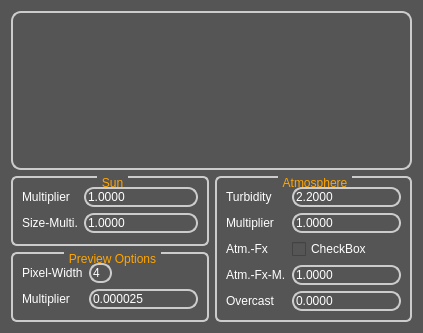
Above: src/qt-frontend/widgets/QtSunSkyEditor/forms/qtsunskyeditor.ui from phresnel/picogen before the change. Below: the same form after it.
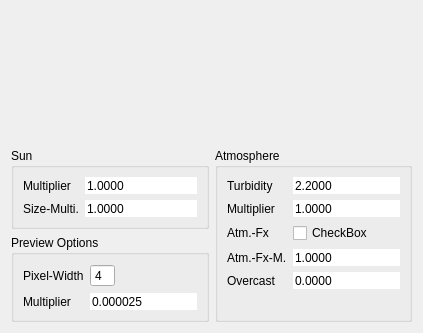
That is the form after the change.

Commit message: add .pri-file to QtSunSky-editor and let widgets emit a number of signals

```diff
--- a/src/qt-frontend/widgets/QtSunSkyEditor/forms/qtsunskyeditor.ui
+++ b/src/qt-frontend/widgets/QtSunSkyEditor/forms/qtsunskyeditor.ui
@@ -13,229 +13,6 @@
   <property name="windowTitle">
    <string>QtSunSkyEditor</string>
   </property>
-  <property name="styleSheet">
-   <string notr="true">#previewScreen {
-	background-color: qlineargradient(spread:pad, x1:0, y1:0, x2:0, y2:1,
-             stop:0 rgb(108, 128, 108), 
-             stop:1 rgb(0, 0, 0));
-    border:2px solid #ccc;
-	border-radius: 10px;
-	margin-top: 1ex; /* leave space at the top for the title */
-}
-
-
-* {
-        background: #555;
-        color: white;
-}
-
-QLabel{background-color:none;}
-
-QScrollBar::add-line, QScrollBar::sub-line {width:0;height:0;background:none;}
-QScrollBar{padding:1px 1px 1px 1px;}
-QScrollBar::handle{
-        border-radius:4px;
-}
-QScrollBar::handle:hover {
-        border:1px solid #edd;
-}
-QScrollBar::handle:horizontal{
-        background-color: qlineargradient(x1:0, y1:0, x2:0, y2:1,
-                                       stop:0 #cbb, stop: 0.5 #505050,
-                                       stop: 0.6 #434343, stop:1 #caa);
-}
-QScrollBar::handle:vertical{
-        background-color: qlineargradient(x1:0, y1:0, x2:1, y2:0,
-                                       stop:0 #cbb, stop: 0.5 #505050,
-                                       stop: 0.6 #434343, stop:1 #caa);
-}
-QScrollBar::add-page, QScrollBar::sub-page{
-        background:none;
-        color:transparent;
-}
-
-QGraphicsView, QMdiArea,
-QTextEdit, QSpinBox, QDoubleSpinBox, QComboBox,
-QTreeView, QFrame#helpFrame {
-        color:white;
-        border:2px solid #ccc;
-        border-radius:10px;
-        background-color: qlineargradient(x1:0, y1:0, x2:0, y2:1,
-                                       stop:0 #717171, stop: 0.5 #505050,
-                                       stop: 0.6 #434343, stop:1 #757575);
-        alternate-background-color:#556;
-}
-QFrame#helpFrame, QWidget#picohelp {
-        background-color:transparent;
-}
-QLineEdit:focus, QSpinBox:focus,
-QDoubleSpinBox:focus, QComboBox:focus {
-        background-color: qlineargradient(x1:0, y1:0, x2:0, y2:1,
-                                       stop:0 #719171, stop: 0.5 #506050,
-                                       stop: 0.6 #435343, stop:1 #759575);
-}
-QTreeView, QMdiArea, QTextEdit {
-        background-color:#556;
-        alternate-background-color:#556;
-}
-QMdiArea::QFrame {
-        background-color:#222;
-}
-
-
-QHeaderView { background-color: transparent; }
-QHeaderView::section {
-        background-color: qlineargradient(x1:0, y1:0, x2:0, y2:1,
-                                       stop:0 #616161, stop: 0.5 #505050,
-                                       stop: 0.6 #434343, stop:1 #656565);
-        color: white;
-        padding-left: 4px;
-        border: 1px solid #6c6c6c;
-        border-radius:5px;
- }
-
-QMenuBar {
-        background-color: qlineargradient(x1:0, y1:0, x2:0, y2:1,
-                                       stop:0 #889, stop:1 #aab);
- } QMenuBar::item  {
-        spacing: 3px; /* spacing between menu bar items */
-        padding: 1px 4px;
-        background: transparent;
-        border-radius: 4px;
-} QMenuBar::item:selected { /* when selected using mouse or keyboard */
-        background: #b8b8b8;
-} QMenuBar::item:pressed {
-        background: #aaa;
-}
-
-/*QMenu {
-        border: 1px solid black;
-        background-color: qlineargradient(x1:0, y1:0, x2:0, y2:1,
-                                       stop:0 #716161, stop: 0.5 #605050,
-                                       stop: 0.52 #534343, stop:1 #756565);
-}*/ QMenu::item {
-        background-color: #452311;
-} QMenu::item:selected {
-        background-color: #a59361;
-} QMenu::item:hover {
-        background-color: #a59361;
-}
-
-QPushButton { padding: 1px; padding-left: 2px; padding-right: 2px; }
-QPushButton:!flat {
-        border: 2px solid #8f8f91;
-        border-radius: 6px;
-        background-color: qlineargradient(x1:0, y1:0, x2:0, y2:1,
-                                       stop:0 #817171, stop: 0.5 #606060,
-                                       stop: 0.55 #333333, stop:1 #857575);
-} QPushButton:disabled {
-        color:gray;
-        background-color: black;
-}  QPushButton:hover {
-        border: 2px solid #afafc1;
-    background-color: qlineargradient(x1:0, y1:0, x2:0, y2:1,
-                                       stop:0 #999, stop: 0.5 #888,
-                                       stop: 0.55 #777, stop:1 #999);
-} QPushButton:pressed {
-        background-color: qlineargradient(x1:0, y1:0, x2:0, y2:1,
-                                       stop:0 #999, stop: 0.5 #555,
-                                       stop: 0.55 #444, stop:1 #999);
-}
-
-QGroupBox {		
-        background-color: qlineargradient(x1:0, y1:0, x2:0, y2:1,
-                                       stop:0 #716151, stop: 0.5 #403030,
-                                       stop: 0.52 #432323, stop:1 #756555);
-        border: 2px solid #CCC;
-        border-radius: 6px;
-        margin-top: 1ex; /* leave space at the top for the title */
-} QGroupBox::title {
-        color: orange;
-        subcontrol-origin: margin;
-        subcontrol-position: top center; /* position at the top center */
-        padding: 0 3px;
-}
-
-
-QSpinBox::up-arrow, QSpinBox::up-button,
-QDoubleSpinBox::up-arrow, QDoubleSpinBox::up-button {
-    width:0px;height:0px;
-}
-QSpinBox::down-arrow, QSpinBox::down-button,
-QDoubleSpinBox::down-arrow, QDoubleSpinBox::down-button {
-    width:0px;height:0px;
-}
-
-
-QSplitter::handle:vertical{
-        border: 1px solid transparent;
-        border-radius:4px;
-        height:5px;
-        background-color:
-                qlineargradient(x1:0, y1:0, x2:0, y2:1,
-                                       stop:0 #91b191, stop: 0.5 #607050,
-                                       stop: 0.6 #536343, stop:1 #91b191);
-}
-QSplitter::handle:horizontal{
-        border: 1px solid transparent;
-        border-radius:4px;
-        width:5px;
-        background-color:
-                qlineargradient(x1:0, y1:0, x2:1, y2:0,
-                                       stop:0 #91b191, stop: 0.5 #607050,
-                                       stop: 0.6 #536343, stop:1 #91b191);
-}
-QSplitter::handle:hover {
-        border:1px solid #faa;
-}
-
-
-QComboBox::drop-down {
-     subcontrol-origin: padding;
-     subcontrol-position: top right;
-     width: 15px;
-
-     border-left-width: 1px;
-     border-left-color: darkgray;
-     border-left-style: solid;
-     border-top-right-radius: 3px;
-     border-bottom-right-radius: 3px;
- }
-QComboBox QAbstractItemView {
-        background: gray;
-}
-
-
-QTabWidget::pane { /* The tab widget frame */
-        border: 2px solid #777;
-        border-radius:4px;
-} QTabWidget::tab-bar {
-        left: 5px; /* move to the right by 5px */
-} QTabBar::tab {
-        background-color: qlineargradient(x1:0, y1:0, x2:0, y2:1,
-                                       stop:0 #669, stop: 0.5 #333,
-                                       stop: 0.55 #232323, stop:1 #669);
-        border: 2px solid #C4C4C3;
-        border-bottom-color: #C2C7CB; /* same as the pane color */
-        border-top-left-radius: 4px;
-        border-top-right-radius: 4px;
-        min-width: 8ex;
-        padding: 2px;
-        color:#ccc;
-} QTabBar::tab:selected, QTabBar::tab:hover {
-        background-color:
-                        qlineargradient(x1:0, y1:0, x2:0, y2:1,
-                                       stop:0 #9191b1, stop: 0.5 #607050,
-                                       stop: 0.55 #334323, stop:1 #9191b1);
-        color:#fff;
-} QTabBar::tab:selected {
-        border-color: #9B9B9B;
-        border-bottom-color: #C2C7CB; /* same as pane color */
-} QTabBar::tab:!selected {
-        margin-top: 2px; /* make non-selected tabs look smaller */
-}
-</string>
-  </property>
   <layout class="QGridLayout" name="gridLayout">
    <property name="horizontalSpacing">
     <number>6</number>
```
The commit also changes 3 other files.
